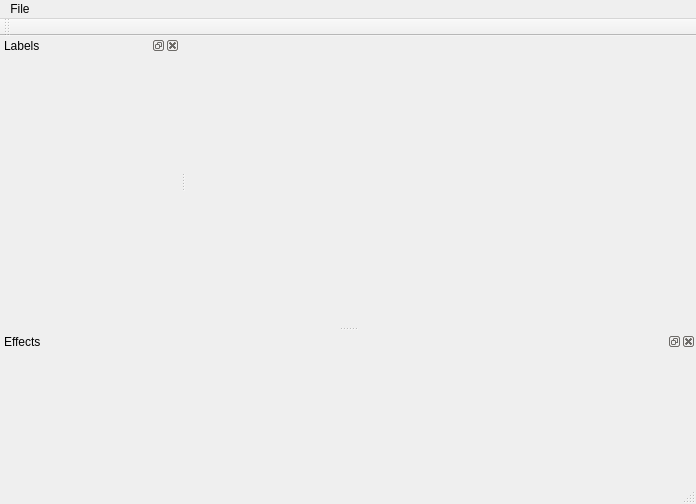
This is mainwindow.ui in TIDOP-USAL/CloudClassifier as Qt 5 draws it before an edit. The edited form follows.
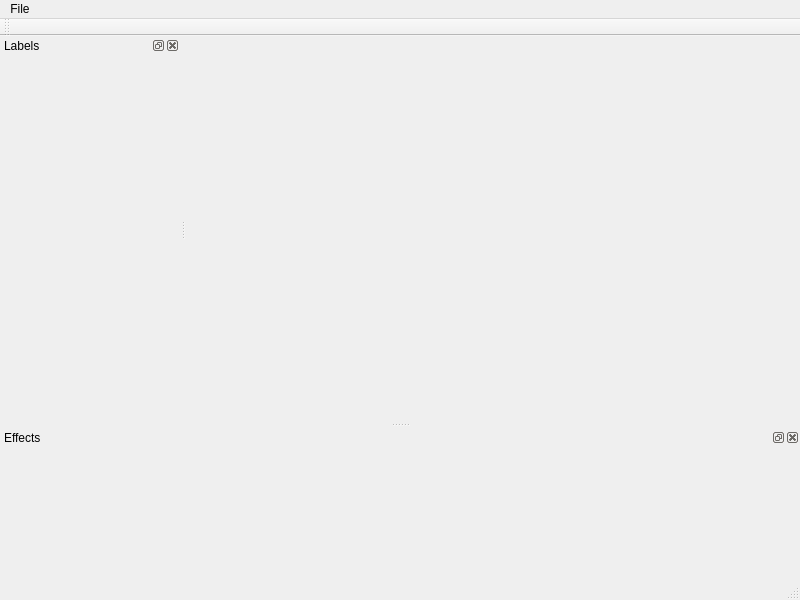
This is the edited form. Icons and pictures are not drawn.

```diff
--- a/mainwindow.ui
+++ b/mainwindow.ui
@@ -6,8 +6,8 @@
    <rect>
     <x>0</x>
     <y>0</y>
-    <width>696</width>
-    <height>504</height>
+    <width>800</width>
+    <height>600</height>
    </rect>
   </property>
   <property name="windowTitle">
@@ -31,7 +31,7 @@
    <property name="minimumSize">
     <size>
      <width>180</width>
-     <height>38</height>
+     <height>40</height>
     </size>
    </property>
    <property name="windowTitle">
@@ -45,7 +45,7 @@
   <widget class="QDockWidget" name="dockEffects">
    <property name="minimumSize">
     <size>
-     <width>80</width>
+     <width>82</width>
      <height>150</height>
     </size>
    </property>
@@ -62,8 +62,8 @@
     <rect>
      <x>0</x>
      <y>0</y>
-     <width>696</width>
-     <height>21</height>
+     <width>800</width>
+     <height>22</height>
     </rect>
    </property>
    <widget class="QMenu" name="menuFile">
```
